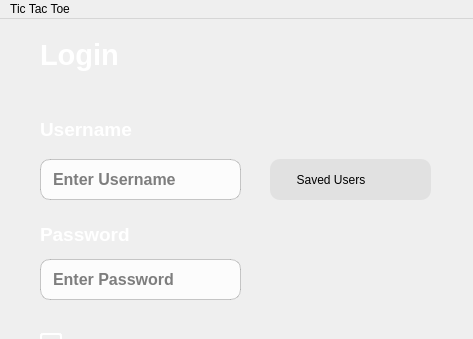
Above: mainwindow.ui from Mohammed-Nasr-137/XO_Project before the change; both pictures show x 0 to 473 and y 0 to 339 of the 473 by 531 pixel window. Below: the same form after it.
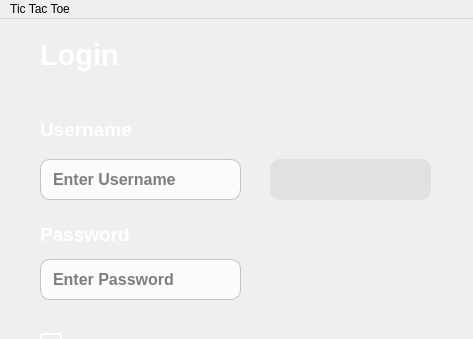
That is the form after the change.

Patch:
```diff
--- a/mainwindow.ui
+++ b/mainwindow.ui
@@ -191,8 +191,8 @@
 }
 </string>
     </property>
-    <property name="placeholderText">
-     <string>     Saved Users</string>
+    <property name="currentText">
+     <string/>
     </property>
     <property name="duplicatesEnabled">
      <bool>false</bool>
```
